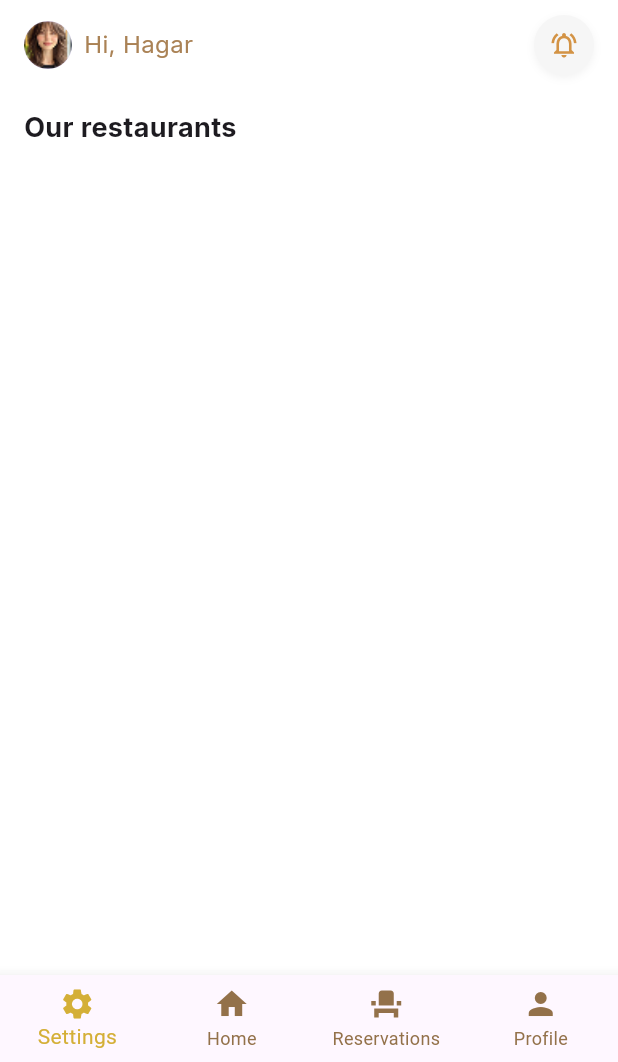
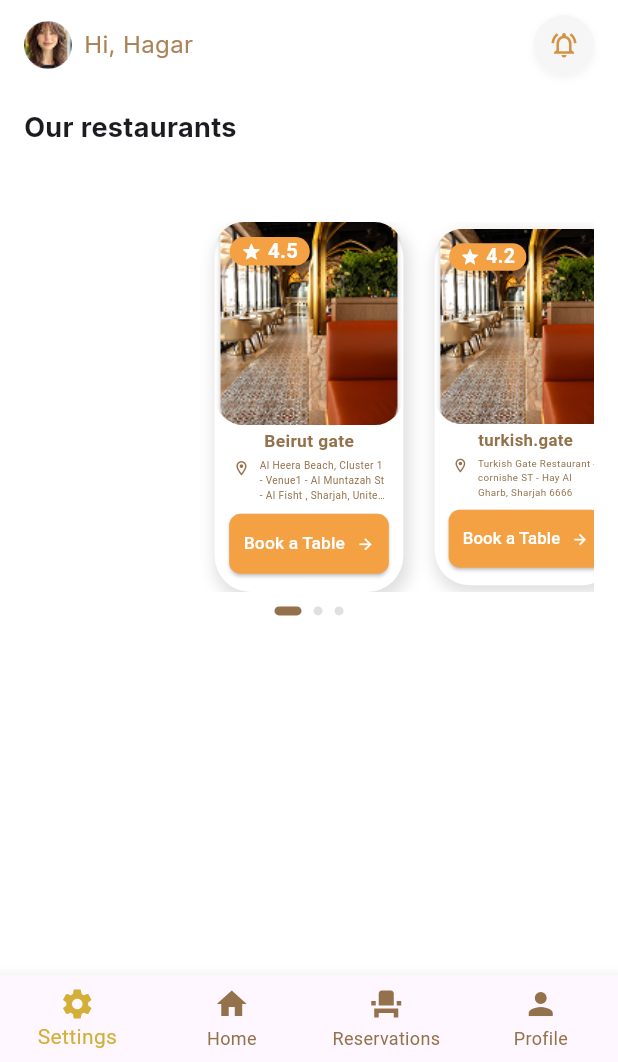
Before and after one commit to osos2511/SeatMe, a Flutter app: the screen it shows after launch, on a phone screen of 412 x 824 dp, the part 174-1236 px from its top. Run offline on Flutter 3.47's test engine with Material 3 defaults, Android fonts, the phone set to English and light mode, and no system bars; drawn by our look-alikes of carousel_slider, smooth_page_indicator; our stand-ins replace flutter_screenutil, google_fonts, pin_code_fields.

Commit message:
home slider

```diff
--- a/lib/core/theme/colors.dart
+++ b/lib/core/theme/colors.dart
@@ -3,5 +3,7 @@ import 'package:flutter/material.dart';
 abstract class ColorApp {
   static const primaryColor =Color.fromARGB(255, 179, 136, 88);
   static const secondaryColor = Color(0xFFD4AF37);
+    static const secondaryColor1 = Color(0xFFF4A144);
+static const secondaryColor2 = Color(0xFFF93714A);
 
 }
--- a/lib/presentation/screens/main_screen/tabs/home.dart
+++ b/lib/presentation/screens/main_screen/tabs/home.dart
@@ -1,11 +1,43 @@
+import 'package:carousel_slider/carousel_slider.dart';
 import 'package:flutter/material.dart';
+import 'package:flutter_screenutil/flutter_screenutil.dart';
 import 'package:google_fonts/google_fonts.dart';
+import 'package:seatme/core/theme/colors.dart';
+import 'package:seatme/presentation/screens/main_screen/tabs/home_card.dart';
+import 'package:smooth_page_indicator/smooth_page_indicator.dart';
 
-class Home extends StatelessWidget {
+
+class Home extends StatefulWidget {
   const Home({super.key});
 
   @override
+  State<Home> createState() => _HomeState();
+}
+
+class _HomeState extends State<Home> {
+   int currentIndex = 0;
+  @override
   Widget build(BuildContext context) {
+    final List<Map<String, dynamic>> restaurants = [
+      {
+        'name': 'Beirut gate',
+        'rating': 4.5,
+        'image': 'assets/image(4).png',
+        'location': 'Al Heera Beach, Cluster 1 - Venue1 - Al Muntazah St - Al Fisht , Sharjah, United Arab Emirates',
+      },
+      {
+        'name': 'turkish.gate',
+        'rating': 4.2,
+        'image': 'assets/image(4).png',
+        'location': 'Turkish Gate Restaurant - cornishe ST - Hay Al Gharb, Sharjah 6666',
+      },
+      {
+        'name': 'Thai_gate',
+        'rating': 4.7,
+        'image': 'assets/image(4).png',
+        'location': '📍Univesity city - Sharjah📍Al heera beach - Sharjah📍Khorfakkan📍Al qana - Abu dhabi📍Rak',
+      },
+    ];
     return Padding(
       padding: const EdgeInsets.all(16.0),
       child: Column(
@@ -66,7 +98,56 @@ class Home extends StatelessWidget {
           SizedBox(
             height: 22,
           ),
-          Text('Our restaurants',style: GoogleFonts.inter(fontSize: 18,fontWeight: FontWeight.w700),)
+          Text('Our restaurants',style: GoogleFonts.inter(fontSize: 18,fontWeight: FontWeight.w700),),
+          Padding(
+        padding: const EdgeInsets.only(top: 50.0),
+        child: CarouselSlider.builder(
+          itemCount: restaurants.length,
+          itemBuilder: (context, index, realIndex) {
+            final restaurant = restaurants[index];
+            return GestureDetector(
+              onTap: () {
+
+              },
+              child: Hero(
+                tag: restaurant['name'],
+                child: RestaurantCard(
+                  name: restaurant['name'],
+                  rating: restaurant['rating'],
+                  image: restaurant['image'],
+                  location: restaurant['location'],
+                ),
+              ),
+            );
+          },
+          options: CarouselOptions(
+            height: 255.h,
+            enlargeCenterPage: true,
+            enableInfiniteScroll: false,
+            viewportFraction: .38,
+            enlargeFactor: .15,
+            onPageChanged: (index, reason) {
+             setState(() {
+               currentIndex = index;
+             });
+            },
+          ),
+        ),),        SizedBox(height: 10.h),
+        Center(
+          child: AnimatedSmoothIndicator(
+            activeIndex: currentIndex,
+            count: restaurants.length,
+            effect: ExpandingDotsEffect(
+              dotHeight: 6,
+              dotWidth: 6,
+              activeDotColor: ColorApp.secondaryColor2,
+              dotColor: Colors.grey.shade300,
+            ),
+           ),
+        ),
+
+
+
         ],
       ),
     );
--- /dev/null
+++ b/lib/presentation/screens/main_screen/tabs/home_card.dart
@@ -0,0 +1,131 @@
+import 'package:flutter/material.dart';
+import 'package:flutter_screenutil/flutter_screenutil.dart';
+import 'package:seatme/core/theme/colors.dart';
+
+
+
+class RestaurantCard extends StatelessWidget {
+  final String name;
+  final double rating;
+  final String image;
+  final String location;
+
+  const RestaurantCard({
+    super.key,
+    required this.name,
+    required this.rating,
+    required this.image,
+    required this.location,
+  });
+
+  @override
+  Widget build(BuildContext context) {
+    return Container(
+      width: 120.w,
+
+      decoration: BoxDecoration(
+        color: Colors.white,
+        borderRadius: BorderRadius.circular(24),
+        boxShadow: [
+          BoxShadow(
+            color: Colors.black12,
+            blurRadius: 8,
+            spreadRadius: 2,
+            offset: Offset(2, 4),
+          )
+        ],
+      ),
+      child: Column(
+        crossAxisAlignment: CrossAxisAlignment.start,
+        children: [
+          Stack(
+            children: [
+              ClipRRect(
+                borderRadius: const BorderRadius.all( Radius.circular(20)).r,
+                child: Image.asset(
+                  image,
+                  height: 140.h,
+                  width: double.infinity,
+                  fit: BoxFit.cover,
+                ),
+              ),
+              Positioned(
+                top: 10,
+                left: 10,
+                child: Container(
+                  padding: const EdgeInsets.symmetric(horizontal: 8).r,
+                  decoration: BoxDecoration(
+                    color: ColorApp.secondaryColor1,
+                    borderRadius: BorderRadius.circular(12).r,
+                  ),
+                  child: Row(
+                    children: [
+                       Icon(Icons.star, color: Colors.white, size: 14.sp),
+                       SizedBox(width: 4.w),
+                      Text(
+                        rating.toString(),
+                        style:  TextStyle(color: Colors.white, fontWeight: FontWeight.bold,fontSize: 14.sp),
+                      )
+                    ],
+                  ),
+                ),
+              )
+            ],
+          ),
+           const Spacer(),
+          Padding(
+            padding: const EdgeInsets.symmetric(horizontal:12.0).r,
+            child: Center(
+              child: Text(
+                name,
+                style:  TextStyle(fontSize: 12.sp, fontWeight: FontWeight.bold, color: ColorApp.secondaryColor2),
+              ),
+            ),
+          ),
+           const Spacer(),
+          Padding(
+            padding: const EdgeInsets.symmetric(horizontal: 12.0),
+            child: Row(
+              crossAxisAlignment: CrossAxisAlignment.start,
+              children: [
+                 Icon(Icons.location_on_outlined, color: ColorApp.secondaryColor2, size: 12.sp),
+                 SizedBox(width: 6.w),
+                Expanded(
+                  child: Text(
+                    location,
+                     maxLines: 3,
+    overflow: TextOverflow.ellipsis,
+                    style: TextStyle(color: ColorApp.secondaryColor2, fontSize: 7.sp),
+                  ),
+                ),
+              ],
+            ),
+          ),
+          const Spacer(),
+          Padding(
+            padding: const EdgeInsets.symmetric(horizontal:2.0).r,
+            child:Directionality(
+  textDirection: TextDirection.rtl,
+  child: Center(
+    child: ElevatedButton.icon(
+      style: ElevatedButton.styleFrom(
+        backgroundColor: ColorApp.secondaryColor1,
+        shape: RoundedRectangleBorder(borderRadius: BorderRadius.circular(8).r),
+        padding: const EdgeInsets.symmetric(horizontal: 10).r,
+      ),
+      onPressed: () {},
+      icon: Icon(Icons.arrow_back, size: 12.sp, color: Colors.white),
+      label: Text('Book a Table', style: TextStyle(fontSize: 12.sp, color: Colors.white),
+
+      textAlign: TextAlign.left,),
+    ),
+  ),
+)
+
+          ),
+          const Spacer(flex: 3,),
+        ],
+      ),
+    );
+  }
+}
--- a/pubspec.yaml
+++ b/pubspec.yaml
@@ -28,12 +28,14 @@ environment:
 # the latest version available on pub.dev. To see which dependencies have newer
 # versions available, run `flutter pub outdated`.
 dependencies:
+  carousel_slider: ^5.0.0
   cupertino_icons: ^1.0.8
   flutter:
     sdk: flutter
   flutter_screenutil: ^5.9.3
   google_fonts: ^6.2.1
   pin_code_fields: ^8.0.1
+  smooth_page_indicator: ^1.2.1
 
 dev_dependencies:
   flutter_lints: ^5.0.0
```
Also changed, not shown: lib/core/routes_manager.dart (+4 -5 lines), assets/image(4).png (added), pubspec.lock.
